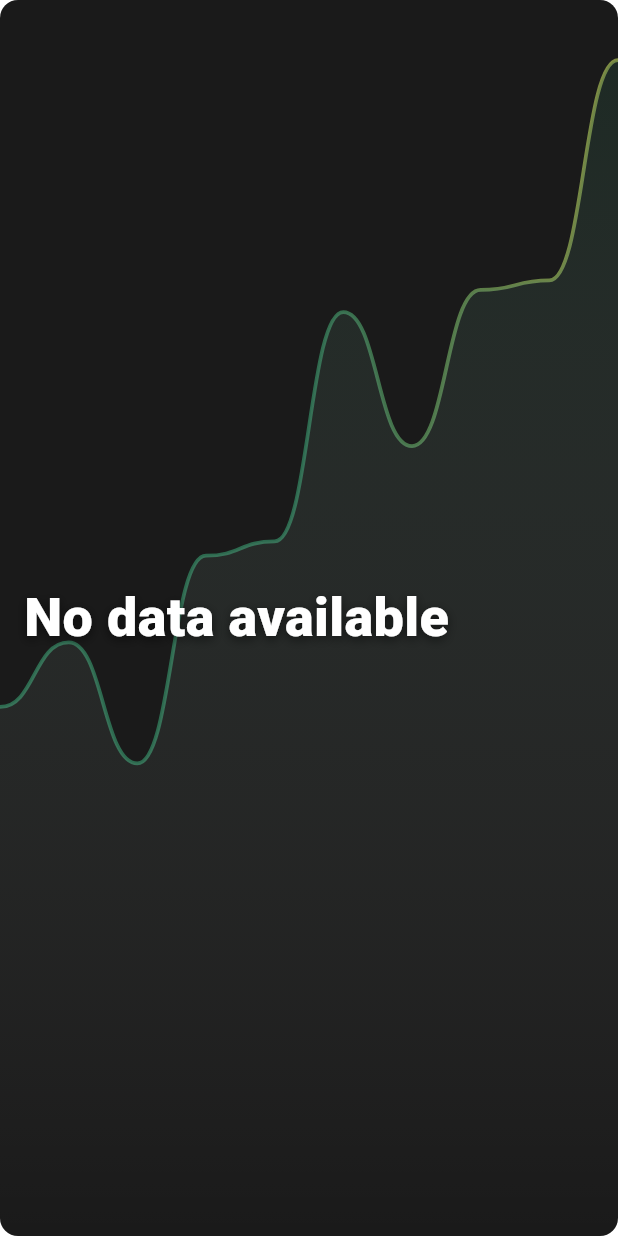
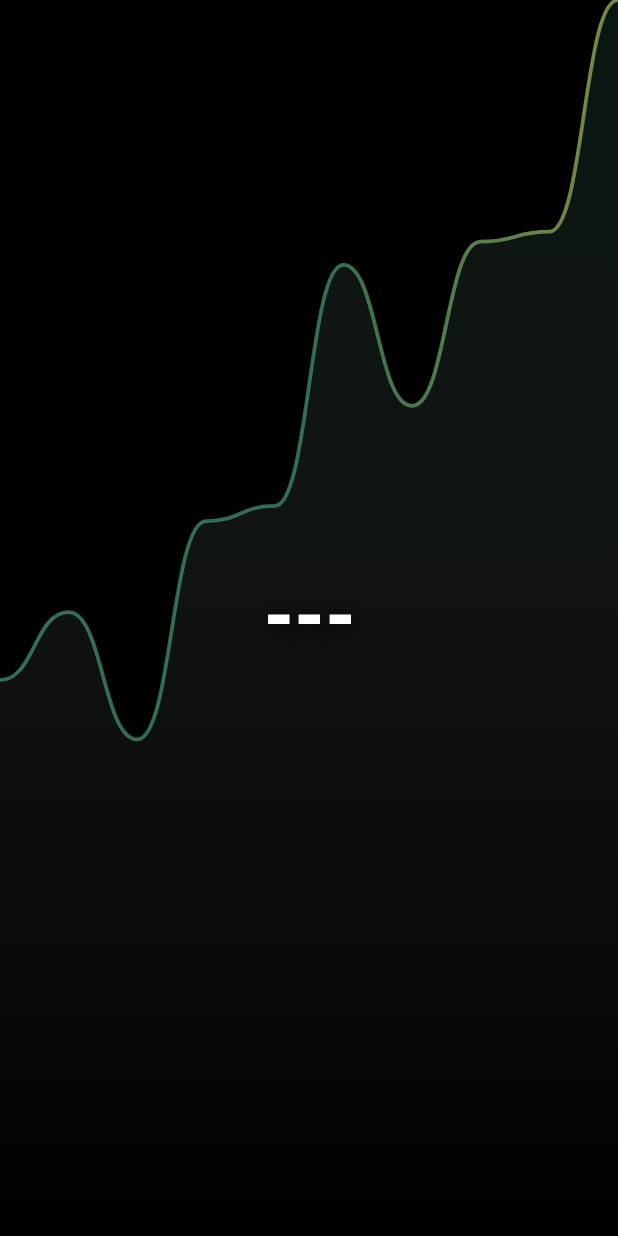
Before and after one commit to ravinnallasamy/business_analytics, a Flutter app: the HomeWidgetPlaceholder screen opened by its route, on a phone screen of 412 x 824 dp. Run offline on Flutter 3.47's test engine with Material 3 defaults, Android fonts, the phone set to English and light mode, and no system bars; our stand-ins replace csv, dio, fl_chart, flutter_markdown, flutter_riverpod, flutter_secure_storage and 6 more; missing offline and left inert: home_widget, workmanager; accounts and stored records are empty; network calls fail; statements that could not run were skipped.

Commit message:
fix: enforce home screen widget rendering, data extraction, and logout sync

```diff
--- a/lib/features/home_widget/home_widget_placeholder.dart
+++ b/lib/features/home_widget/home_widget_placeholder.dart
@@ -8,81 +8,56 @@ import 'package:business_analytics_chat/core/theme/app_colors.dart';
 class HomeWidgetPlaceholder extends StatelessWidget {
   final String message;
 
-  const HomeWidgetPlaceholder({super.key, this.message = 'No data available'});
+  const HomeWidgetPlaceholder({super.key, this.message = '---'});
 
   @override
   Widget build(BuildContext context) {
-    // Extract the numerical value if possible to make it huge, but fallback to the raw message
-    String displayValue = message.replaceAll('**', '');
-
-    // Simple heuristic to extract something like "₹66.12 Lacs" if the message is multi-line
-    final lines = displayValue.split('\n');
-    for (var line in lines) {
-      if (line.contains('₹') || line.contains('\$')) {
-        // Try to get just the value part if there's a colon
-        final parts = line.split(':');
-        if (parts.length > 1) {
-          displayValue = parts.last.trim();
-          break;
-        } else {
-          displayValue = line.trim();
-          break;
-        }
-      }
-    }
+    // The message is now the clean extracted value (e.g., "82.06 Lacs")
+    final String displayValue = message;
 
     return Material(
       color: Colors.transparent,
       child: Container(
         width: double.infinity,
-        height: double.infinity, // Force full constraints
-        decoration: BoxDecoration(
-          color: AppColors.sidebarBackground, // Use a dark background to make the value pop
-          borderRadius: BorderRadius.circular(UIConstants.borderRadiusMedium),
+        height: double.infinity,
+        decoration: const BoxDecoration(
+          color: Color(0xFF000000), // Strict Pure Black background
         ),
-        child: ClipRRect(
-          borderRadius: BorderRadius.circular(UIConstants.borderRadiusMedium),
         child: Stack(
           fit: StackFit.expand,
           children: [
-              // 1. Background Graph filling the whole widget
+            // 1. Background Graph filling the whole widget edge-to-edge
             const Positioned.fill(
-                child: Padding(
-                  padding: EdgeInsets.only(top: 40.0), // Push graph down a bit so text is readable
               child: _AnimatedStockGraph(),
             ),
-              ),
 
-              // 2. Bright Overlay Text
-              Padding(
-                padding: const EdgeInsets.all(UIConstants.paddingMedium),
-                child: Column(
-                  crossAxisAlignment: CrossAxisAlignment.start,
-                  mainAxisAlignment: MainAxisAlignment.center,
-                  children: [
-                    Text(
+            // 2. Bold, centered value (Financial Ticker Style)
+            Center(
+              child: Padding(
+                padding: const EdgeInsets.all(12.0),
+                child: Text(
                   displayValue,
+                  textAlign: TextAlign.center,
                   style: const TextStyle(
-                        fontSize: 36, // Huge font
+                    fontSize: 48, // Aggressively large
                     fontWeight: FontWeight.w900, // Extra bold
-                        color: Colors.white, // Very bright
-                        height: 1.1,
+                    color: Color(0xFFFFFFFF), // Pure white
+                    height: 1.0,
+                    letterSpacing: -1.0,
                     shadows: [
                       Shadow(
-                            color: Colors.black54,
-                            blurRadius: 8,
-                            offset: Offset(0, 2),
+                        color: Colors.black,
+                        blurRadius: 20,
+                        offset: Offset(0, 4),
                       ),
                     ],
                   ),
-                      maxLines: 2,
-                      overflow: TextOverflow.ellipsis,
+                  maxLines: 1,
+                  overflow: TextOverflow.visible, // Value is the priority
                 ),
-                  ],
               ),
             ),
           ],
-          ),
         ),
       ),
     );
```
Also changed, not shown: lib/features/auth/state/auth_notifier.dart (+15 -0 lines), lib/features/home_widget/home_widget_service.dart (+27 -0 lines), lib/features/home_widget/widget_data_service.dart (+23 -52 lines), 1 other file. Lines whose indentation alone changed are shown as unchanged.
